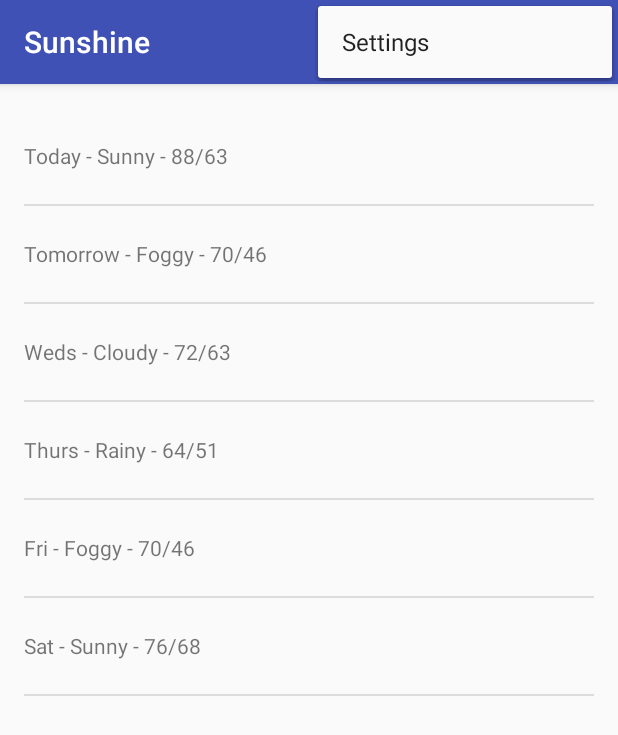
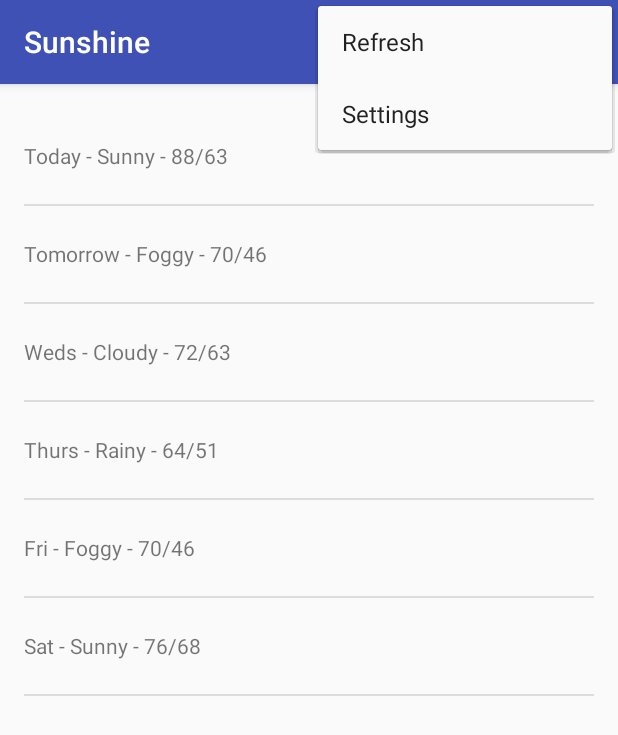
Before and after one commit to miguel550/SunshineApp, an Android app: the screen it shows after launch (MainActivity), with the options menu open, on a phone screen of 412 x 824 dp. Shown: the top 735 px of the screen. Run offline under Robolectric (Android 15) with nearby library versions, the phone set to English and light mode, and no system bars.

Commit message:
Separate ForecastFragment in a file, create Refresh button in the menu for debug porpuse, use Uri.Builder

```diff
--- a/app/build.gradle
+++ b/app/build.gradle
@@ -23,4 +23,5 @@ dependencies {
     compile fileTree(dir: 'libs', include: ['*.jar'])
     testCompile 'junit:junit:4.12'
     compile 'com.android.support:appcompat-v7:23.3.0'
+    compile 'com.google.code.gson:gson:2.6.2'
 }
--- a/app/src/main/AndroidManifest.xml
+++ b/app/src/main/AndroidManifest.xml
@@ -1,6 +1,7 @@
 <?xml version="1.0" encoding="utf-8"?>
 <manifest xmlns:android="http://schemas.android.com/apk/res/android"
     package="com.malmonte.sunshine.app">
+    <uses-permission android:name="android.permission.INTERNET"></uses-permission>
 
     <application
         android:allowBackup="true"
--- a/app/src/main/java/com/malmonte/sunshine/app/MainActivity.java
+++ b/app/src/main/java/com/malmonte/sunshine/app/MainActivity.java
@@ -1,18 +1,19 @@
 package com.malmonte.sunshine.app;
 
-import android.support.v4.app.Fragment;
-import android.support.v7.app.ActionBarActivity;
+
+import android.os.AsyncTask;
 import android.support.v7.app.AppCompatActivity;
 import android.os.Bundle;
-import android.view.LayoutInflater;
+import android.util.Log;
 import android.view.Menu;
 import android.view.MenuItem;
-import android.view.View;
-import android.view.ViewGroup;
-import android.widget.ArrayAdapter;
-import android.widget.ListView;
 
-import java.util.ArrayList;
+import java.io.BufferedReader;
+import java.io.IOException;
+import java.io.InputStream;
+import java.io.InputStreamReader;
+import java.net.HttpURLConnection;
+import java.net.URL;
 
 public class MainActivity extends AppCompatActivity {
 
@@ -22,7 +23,7 @@ public class MainActivity extends AppCompatActivity {
         setContentView(R.layout.activity_main);
         if (savedInstanceState == null) {
             getSupportFragmentManager().beginTransaction()
-                    .add(R.id.container, new PlaceholderFragment())
+                    .add(R.id.container, new ForecastFragment())
                     .commit();
         }
     }
@@ -49,34 +50,6 @@ public class MainActivity extends AppCompatActivity {
         return super.onOptionsItemSelected(item);
     }
 
-    /**
-     * A placeholder fragment containing a simple view.
-     */
-    public static class PlaceholderFragment extends Fragment {
 
-        public PlaceholderFragment() {
-        }
 
-        @Override
-        public View onCreateView(LayoutInflater inflater, ViewGroup container,
-                                 Bundle savedInstanceState) {
-            View rootView = inflater.inflate(R.layout.fragment_main, container, false);
-
-            ArrayList<String> weekForecast = new ArrayList<>();
-            weekForecast.add("Today - Sunny - 88/63");
-            weekForecast.add("Tomorrow - Foggy - 70/46");
-            weekForecast.add("Weds - Cloudy - 72/63");
-            weekForecast.add("Thurs - Rainy - 64/51");
-            weekForecast.add("Fri - Foggy - 70/46");
-            weekForecast.add("Sat - Sunny - 76/68");
-            ArrayAdapter<String> adapter = new ArrayAdapter<String>(getActivity(),
-                    R.layout.list_item_forecast,
-                    R.id.list_item_forecast_textview,
-                    weekForecast);
-            ListView listView = (ListView) rootView.findViewById(R.id.listview_forecast);
-            listView.setAdapter(adapter);
-
-            return rootView;
-        }
-    }
 }
--- /dev/null
+++ b/app/src/main/res/menu/forecastfragment.xml
@@ -0,0 +1,9 @@
+<?xml version="1.0" encoding="utf-8"?>
+<menu xmlns:android="http://schemas.android.com/apk/res/android"
+    xmlns:app="http://schemas.android.com/apk/res-auto">
+    <item
+        android:id="@+id/action_refresh"
+        android:title="@string/action_refresh"
+        app:showAsAction="never"/>
+
+</menu>
--- a/app/src/main/res/values/strings.xml
+++ b/app/src/main/res/values/strings.xml
@@ -1,5 +1,5 @@
 <resources>
     <string name="app_name">Sunshine</string>
-    <string name="hello_world">Hello world!</string>
     <string name="action_settings">Settings</string>
+    <string name="action_refresh">Refresh</string>
 </resources>
```
Also changed, not shown: app/src/main/java/com/malmonte/sunshine/app/ForecastFragment.java (added, +174 -0 lines).
